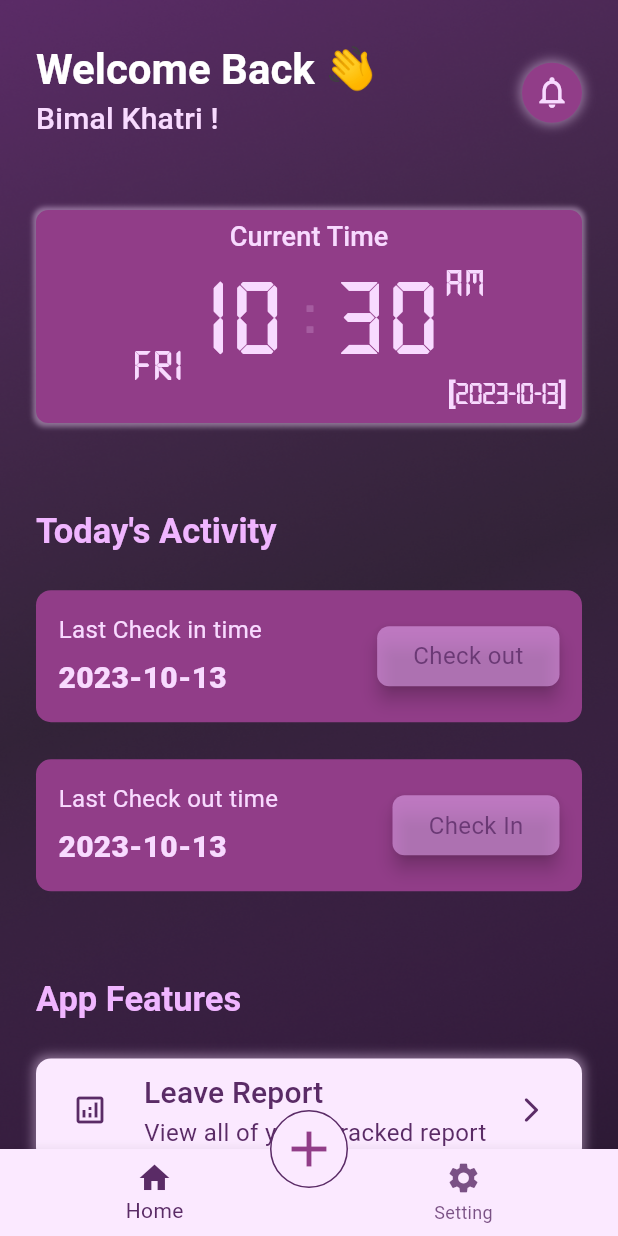
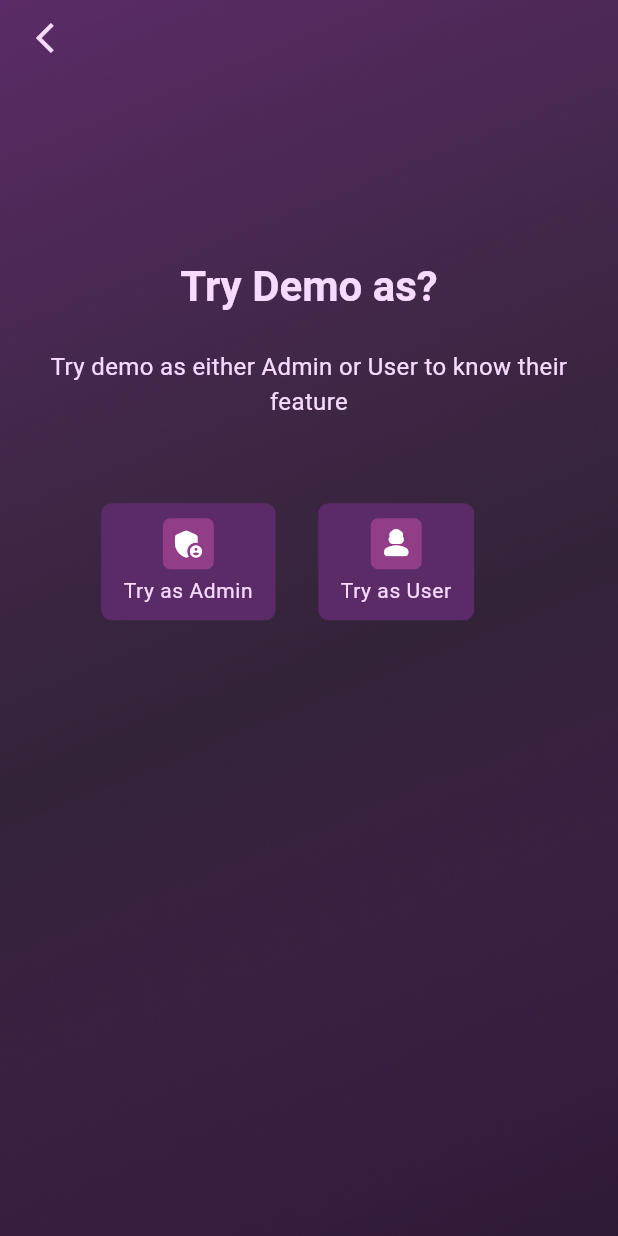
Before and after one commit to ck-lamib/AttendanceApp, a Flutter app: the LoginPage screen opened by its route, after a tap on "Try Demo?", on a phone screen of 412 x 824 dp. Run offline on Flutter 3.47's test engine with Material 2 defaults, Android fonts, the phone set to English and light mode, and no system bars; our stand-ins replace another_flushbar, dots_indicator, dropdown_button2, fl_chart, image_cropper, image_picker and 2 more.

Commit message:
add: try demo page

```diff
--- a/lib/common/utils/common_constants.dart
+++ b/lib/common/utils/common_constants.dart
@@ -12,6 +12,7 @@ import 'package:attendance_bloc/demo/demoViews/demoDashboard/demo_dashbord_page.
 import 'package:attendance_bloc/demo/demoViews/demo_leave_report.dart';
 import 'package:attendance_bloc/demo/demoViews/demo_leave_request.dart';
 import 'package:attendance_bloc/demo/demoViews/demo_notification.dart';
+import 'package:attendance_bloc/demo/demoViews/demo_try_page.dart';
 import 'package:attendance_bloc/demo/demoViews/demo_view_members.dart';
 import 'package:flutter/material.dart';
 
@@ -163,6 +164,14 @@ Route<dynamic> generateRoute(RouteSettings settings) {
           arguments: settings.arguments,
         ),
       );
+    case DemoTryPage.routeName:
+      return MaterialPageRoute(
+        builder: (_) => const DemoTryPage(),
+        settings: RouteSettings(
+          name: settings.name,
+          arguments: settings.arguments,
+        ),
+      );
     default:
       return MaterialPageRoute(
         builder: (_) => Scaffold(
--- a/lib/common/views/auth/login_page.dart
+++ b/lib/common/views/auth/login_page.dart
@@ -4,7 +4,7 @@ import 'package:attendance_bloc/common/views/auth/forget_password.dart';
 import 'package:attendance_bloc/common/widget/custom_elevated_button.dart';
 import 'package:attendance_bloc/common/widget/custom_textfield.dart';
 import 'package:attendance_bloc/common/widget/parent_screen.dart';
-import 'package:attendance_bloc/demo/demoViews/demoDashboard/demo_dashbord_page.dart';
+import 'package:attendance_bloc/demo/demoViews/demo_try_page.dart';
 import 'package:flutter/material.dart';
 import 'package:flutter/services.dart';
 
@@ -131,8 +131,7 @@ class _LoginPageState extends State<LoginPage> {
                           ),
                           TextButton(
                               onPressed: () {
-                                Navigator.of(context).pushNamedAndRemoveUntil(
-                                    DemoDashboardPage.routeName, (route) => false);
+                                Navigator.of(context).pushNamed(DemoTryPage.routeName);
                               },
                               child: Text(
                                 "Try Demo?",
--- a/lib/demo/demoViews/demoDashboard/demo_home_page.dart
+++ b/lib/demo/demoViews/demoDashboard/demo_home_page.dart
@@ -1,5 +1,3 @@
-import 'dart:math';
-
 import 'package:attendance_bloc/common/utils/common_constants.dart';
 import 'package:attendance_bloc/common/utils/extension.dart';
 import 'package:attendance_bloc/common/widget/activity_tile.dart';
--- /dev/null
+++ b/lib/demo/demoViews/demo_try_page.dart
@@ -0,0 +1,91 @@
+import 'package:attendance_bloc/common/widget/custom_app_bar.dart';
+import 'package:attendance_bloc/common/widget/parent_screen.dart';
+import 'package:attendance_bloc/common/widget/pick_image.dart';
+import 'package:attendance_bloc/demo/demoViews/demoDashboard/demo_dashbord_page.dart';
+import 'package:flutter/material.dart';
+
+class DemoTryPage extends StatefulWidget {
+  static const String routeName = "/demo-try-page/";
+  const DemoTryPage({super.key});
+
+  @override
+  State<DemoTryPage> createState() => _DemoTryPageState();
+}
+
+class _DemoTryPageState extends State<DemoTryPage> {
+  @override
+  Widget build(BuildContext context) {
+    var height = MediaQuery.of(context).size.height;
+    var width = MediaQuery.of(context).size.width;
+    return Scaffold(
+      body: ParentScreen(
+          appBar: const CustomAppBar(
+              // title: "Try As",
+              ),
+          child: SafeArea(
+            child: Padding(
+              padding: const EdgeInsets.symmetric(horizontal: 24),
+              child: SingleChildScrollView(
+                child: Column(
+                  children: [
+                    SizedBox(
+                      height: height * 0.15,
+                    ),
+                    Text(
+                      "Try Demo as?",
+                      style: Theme.of(context).textTheme.headlineLarge,
+                    ),
+                    SizedBox(
+                      height: height * 0.03,
+                    ),
+                    Text(
+                      "Try demo as either Admin or User to know their feature",
+                      textAlign: TextAlign.center,
+                      style: Theme.of(context).textTheme.bodyMedium,
+                    ),
+                    Container(
+                      margin: EdgeInsets.only(top: width * 0.1),
+                      padding: const EdgeInsets.symmetric(horizontal: 15, vertical: 15),
+                      // decoration: BoxDecoration(
+                      //     color: const Color(0xffFFFFFF),
+                      //     borderRadius: BorderRadius.circular(15),
+                      //     boxShadow: [
+                      //       BoxShadow(
+                      //         blurRadius: 6,
+                      //         spreadRadius: 2,
+                      //         color: const Color(0xffF8DAFF).withOpacity(0.5),
+                      //       ),
+                      //     ]),
+                      child: Row(
+                        mainAxisAlignment: MainAxisAlignment.spaceEvenly,
+                        children: [
+                          ShortCutTile(
+                            icon: const Icon(Icons.admin_panel_settings_rounded),
+                            iconName: "Try as Admin",
+                            onTap: () {
+                              Navigator.of(context).pushNamedAndRemoveUntil(
+                                  DemoDashboardPage.routeName, (route) => false);
+                            },
+                          ),
+                          ShortCutTile(
+                            icon: const Icon(Icons.person_3_rounded),
+                            iconName: "Try as User",
+                            onTap: () {
+                              Navigator.of(context).pushNamedAndRemoveUntil(
+                                  DemoDashboardPage.routeName, (route) => false);
+                            },
+                          ),
+                          SizedBox(
+                            height: height * 0.03,
+                          ),
+                        ],
+                      ),
+                    ),
+                  ],
+                ),
+              ),
+            ),
+          )),
+    );
+  }
+}
```
